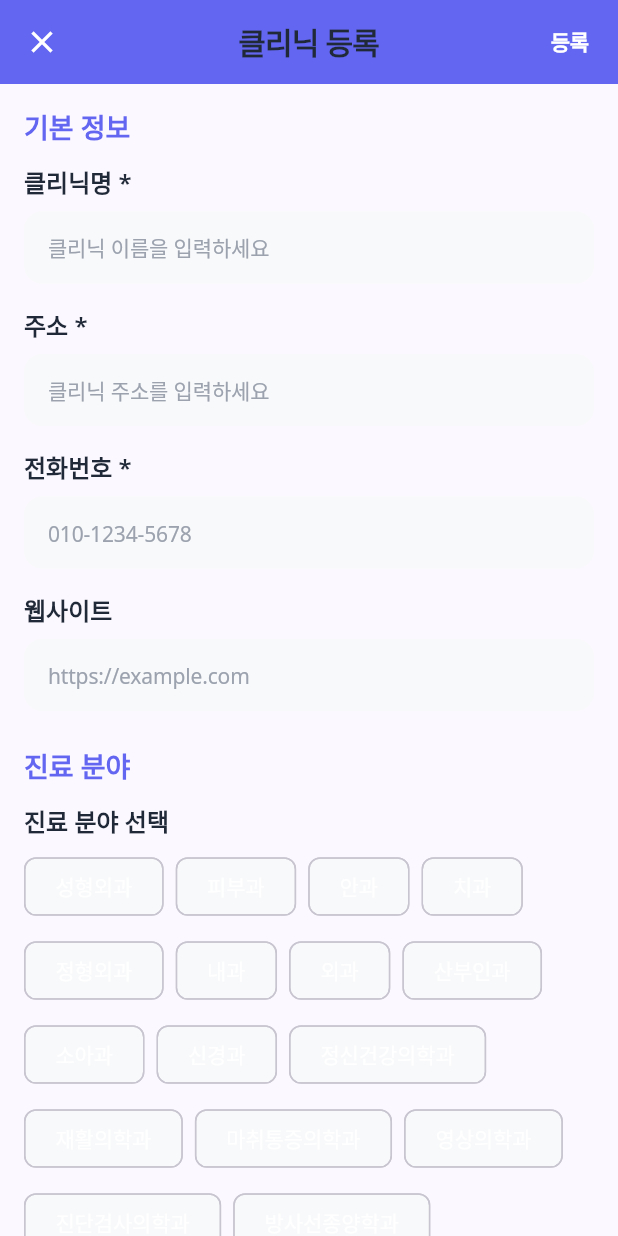
After one commit to ListingFactory/k-medical, a Flutter app: the LandingScreen screen opened directly, scrolled down 576 dp, after a tap on "Register Clinic", on a phone screen of 412 x 824 dp. The commit adds this screen. Run offline on Flutter 3.47's test engine with Material 3 defaults, Android fonts, the phone set to English and light mode, and no system bars; our stand-ins replace carousel_slider, cloud_firestore, firebase_auth, firebase_core, firebase_messaging, firebase_storage and 8 more; accounts and stored records are empty; network calls fail.

Commit message:
feat: add clinic registration form and backend API
- Add clinic_form_screen.dart with comprehensive form UI
- Add clinic_service.dart for backend API communication
- Add clinic registration API endpoints in businesses.ts
- Update landing_screen.dart with FloatingActionButton for clinic registration
- Add form validation and image upload functionality
- Support for multiple specialties selection
- Backend API for clinic CRUD operations

```diff
--- /dev/null
+++ b/frontend/lib/presentation/screens/clinic_form_screen.dart
@@ -0,0 +1,408 @@
+import 'package:flutter/material.dart';
+import 'package:image_picker/image_picker.dart';
+import 'dart:io';
+import '../../core/constants/app_colors.dart';
+import '../../core/services/clinic_service.dart';
+
+class ClinicFormScreen extends StatefulWidget {
+  const ClinicFormScreen({super.key});
+
+  @override
+  State<ClinicFormScreen> createState() => _ClinicFormScreenState();
+}
+
+class _ClinicFormScreenState extends State<ClinicFormScreen> {
+  final _formKey = GlobalKey<FormState>();
+  final _nameController = TextEditingController();
+  final _addressController = TextEditingController();
+  final _phoneController = TextEditingController();
+  final _websiteController = TextEditingController();
+  final _descriptionController = TextEditingController();
+  final _specialtiesController = TextEditingController();
+
+  List<String> _selectedSpecialties = [];
+  List<File> _uploadedImages = [];
+  bool _isLoading = false;
+
+  static const List<String> _availableSpecialties = [
+    '성형외과', '피부과', '안과', '치과', '정형외과', '내과', '외과', '산부인과',
+    '소아과', '신경과', '정신건강의학과', '재활의학과', '마취통증의학과',
+    '영상의학과', '진단검사의학과', '방사선종양학과', '응급의학과'
+  ];
+
+  @override
+  void dispose() {
+    _nameController.dispose();
+    _addressController.dispose();
+    _phoneController.dispose();
+    _websiteController.dispose();
+    _descriptionController.dispose();
+    _specialtiesController.dispose();
+    super.dispose();
+  }
+
+  @override
+  Widget build(BuildContext context) {
+    return Scaffold(
+      appBar: AppBar(
+        title: const Text('클리닉 등록'),
+        backgroundColor: AppColors.primary,
+        foregroundColor: Colors.white,
+        actions: [
+          TextButton(
+            onPressed: _isLoading ? null : _submitForm,
+            child: _isLoading
+              ? const SizedBox(
+                  width: 16,
+                  height: 16,
+                  child: CircularProgressIndicator(color: Colors.white, strokeWidth: 2),
+                )
+              : const Text('등록', style: TextStyle(color: Colors.white)),
+          ),
+        ],
+      ),
+      body: Form(
+        key: _formKey,
+        child: ListView(
+          padding: const EdgeInsets.all(16),
+          children: [
+            _buildSectionTitle('기본 정보'),
+            _buildTextField(
+              controller: _nameController,
+              label: '클리닉명 *',
+              hint: '클리닉 이름을 입력하세요',
+              validator: (value) {
+                if (value == null || value.isEmpty) {
+                  return '클리닉명을 입력해주세요';
+                }
+                return null;
+              },
+            ),
+            const SizedBox(height: 16),
+            _buildTextField(
+              controller: _addressController,
+              label: '주소 *',
+              hint: '클리닉 주소를 입력하세요',
+              validator: (value) {
+                if (value == null || value.isEmpty) {
+                  return '주소를 입력해주세요';
+                }
+                return null;
+              },
+            ),
+            const SizedBox(height: 16),
+            _buildTextField(
+              controller: _phoneController,
+              label: '전화번호 *',
+              hint: '010-1234-5678',
+              keyboardType: TextInputType.phone,
+              validator: (value) {
+                if (value == null || value.isEmpty) {
+                  return '전화번호를 입력해주세요';
+                }
+                if (!RegExp(r'^[0-9-]+$').hasMatch(value)) {
+                  return '올바른 전화번호 형식을 입력해주세요';
+                }
+                return null;
+              },
+            ),
+            const SizedBox(height: 16),
+            _buildTextField(
+              controller: _websiteController,
+              label: '웹사이트',
+              hint: 'https://example.com',
+              keyboardType: TextInputType.url,
+            ),
+            const SizedBox(height: 24),
+            _buildSectionTitle('진료 분야'),
+            _buildSpecialtiesSelector(),
+            const SizedBox(height: 24),
+            _buildSectionTitle('클리닉 소개'),
+            _buildTextField(
+              controller: _descriptionController,
+              label: '소개글',
+              hint: '클리닉에 대한 소개를 작성해주세요',
+              maxLines: 4,
+            ),
+            const SizedBox(height: 24),
+            _buildSectionTitle('이미지 업로드'),
+            _buildImageUploader(),
+            const SizedBox(height: 32),
+          ],
+        ),
+      ),
+    );
+  }
+
+  Widget _buildSectionTitle(String title) {
+    return Padding(
+      padding: const EdgeInsets.only(bottom: 12),
+      child: Text(
+        title,
+        style: const TextStyle(
+          fontSize: 18,
+          fontWeight: FontWeight.bold,
+          color: AppColors.primary,
+        ),
+      ),
+    );
+  }
+
+  Widget _buildTextField({
+    required TextEditingController controller,
+    required String label,
+    required String hint,
+    TextInputType? keyboardType,
+    int maxLines = 1,
+    String? Function(String?)? validator,
+  }) {
+    return Column(
+      crossAxisAlignment: CrossAxisAlignment.start,
+      children: [
+        Text(
+          label,
+          style: const TextStyle(
+            fontSize: 16,
+            fontWeight: FontWeight.w600,
+          ),
+        ),
+        const SizedBox(height: 8),
+        TextFormField(
+          controller: controller,
+          keyboardType: keyboardType,
+          maxLines: maxLines,
+          validator: validator,
+          decoration: InputDecoration(
+            hintText: hint,
+            border: OutlineInputBorder(
+              borderRadius: BorderRadius.circular(8),
+            ),
+            contentPadding: const EdgeInsets.symmetric(horizontal: 12, vertical: 12),
+          ),
+        ),
+      ],
+    );
+  }
+
+  Widget _buildSpecialtiesSelector() {
+    return Column(
+      crossAxisAlignment: CrossAxisAlignment.start,
+      children: [
+        const Text(
+          '진료 분야 선택',
+          style: TextStyle(
+            fontSize: 16,
+            fontWeight: FontWeight.w600,
+          ),
+        ),
+        const SizedBox(height: 8),
+        Wrap(
+          spacing: 8,
+          runSpacing: 8,
+          children: _availableSpecialties.map((specialty) {
+            final isSelected = _selectedSpecialties.contains(specialty);
+            return FilterChip(
+              label: Text(specialty),
+              selected: isSelected,
+              onSelected: (selected) {
+                setState(() {
+                  if (selected) {
+                    _selectedSpecialties.add(specialty);
+                  } else {
+                    _selectedSpecialties.remove(specialty);
+                  }
+                });
+              },
+              selectedColor: AppColors.primary.withOpacity(0.2),
+              checkmarkColor: AppColors.primary,
+            );
+          }).toList(),
+        ),
+        if (_selectedSpecialties.isNotEmpty) ...[
+          const SizedBox(height: 12),
+          Text(
+            '선택된 분야: ${_selectedSpecialties.join(', ')}',
+            style: const TextStyle(
+              fontSize: 14,
+              color: Colors.grey,
+            ),
+          ),
+        ],
+      ],
+    );
+  }
+
+  Widget _buildImageUploader() {
+    return Column(
+      crossAxisAlignment: CrossAxisAlignment.start,
+      children: [
+        const Text(
+          '클리닉 이미지 (최대 5장)',
+          style: TextStyle(
+            fontSize: 16,
+            fontWeight: FontWeight.w600,
+          ),
+        ),
+        const SizedBox(height: 8),
+        if (_uploadedImages.isNotEmpty) ...[
+          SizedBox(
+            height: 120,
+            child: ListView.builder(
+              scrollDirection: Axis.horizontal,
+              itemCount: _uploadedImages.length,
+              itemBuilder: (context, index) {
+                return Padding(
+                  padding: const EdgeInsets.only(right: 8),
+                  child: Stack(
+                    children: [
+                      ClipRRect(
+                        borderRadius: BorderRadius.circular(8),
+                        child: Image.file(
+                          _uploadedImages[index],
+                          width: 120,
+                          height: 120,
+                          fit: BoxFit.cover,
+                        ),
+                      ),
+                      Positioned(
+                        top: 4,
+                        right: 4,
+                        child: GestureDetector(
+                          onTap: () {
+                            setState(() {
+                              _uploadedImages.removeAt(index);
+                            });
+                          },
+                          child: Container(
+                            padding: const EdgeInsets.all(4),
+                            decoration: const BoxDecoration(
+                              color: Colors.red,
+                              shape: BoxShape.circle,
+                            ),
+                            child: const Icon(
+                              Icons.close,
+                              color: Colors.white,
+                              size: 16,
+                            ),
+                          ),
+                        ),
+                      ),
+                    ],
+                  ),
+                );
+              },
+            ),
+          ),
+          const SizedBox(height: 12),
+        ],
+        if (_uploadedImages.length < 5) ...[
+          ElevatedButton.icon(
+            onPressed: _pickImage,
+            icon: const Icon(Icons.add_photo_alternate),
+            label: const Text('이미지 추가'),
+            style: ElevatedButton.styleFrom(
+              backgroundColor: AppColors.primary,
+              foregroundColor: Colors.white,
+            ),
+          ),
+        ],
+      ],
+    );
+  }
+
+  Future<void> _pickImage() async {
+    final ImagePicker picker = ImagePicker();
+    final XFile? image = await picker.pickImage(
+      source: ImageSource.gallery,
+      maxWidth: 1024,
+      maxHeight: 1024,
+      imageQuality: 80,
+    );
+
+    if (image != null) {
+      setState(() {
+        _uploadedImages.add(File(image.path));
+      });
+    }
+  }
+
+  Future<void> _submitForm() async {
+    if (!_formKey.currentState!.validate()) {
+      return;
+    }
+
+    if (_selectedSpecialties.isEmpty) {
+      ScaffoldMessenger.of(context).showSnackBar(
+        const SnackBar(content: Text('진료 분야를 하나 이상 선택해주세요')),
+      );
+      return;
+    }
+
+    setState(() {
+      _isLoading = true;
+    });
+
+    try {
+      // 이미지 업로드 (Firebase Storage)
+      final uploadedImageUrls = await ClinicService.uploadImages(_uploadedImages);
+
+      // 폼 데이터 수집
+      final clinicData = {
+        'name': _nameController.text,
+        'address': _addressController.text,
+        'phone': _phoneController.text,
+        'website': _websiteController.text.isNotEmpty ? _websiteController.text : null,
+        'description': _descriptionController.text.isNotEmpty ? _descriptionController.text : null,
+        'specialties': _selectedSpecialties,
+        'images': uploadedImageUrls,
+        'status': 'pending', // 승인 대기 상태
+      };
+
+      // 데이터 검증
+      final validation = ClinicService.validateClinicData(clinicData);
+      if (!validation['isValid']) {
+        ScaffoldMessenger.of(context).showSnackBar(
+          SnackBar(content: Text('입력 오류: ${validation['errors'].join(', ')}')),
+        );
+        return;
+      }
+
+      // 백엔드 API 호출
+      final result = await ClinicService.registerClinic(clinicData);
+
+      if (result['success']) {
+        if (mounted) {
+          ScaffoldMessenger.of(context).showSnackBar(
+            SnackBar(
+              content: Text(result['message'] ?? '클리닉이 성공적으로 등록되었습니다'),
+              backgroundColor: Colors.green,
+            ),
+          );
+          Navigator.of(context).pop(result['data']);
+        }
+      } else {
+        if (mounted) {
+          ScaffoldMessenger.of(context).showSnackBar(
+            SnackBar(
+              content: Text(result['message'] ?? '클리닉 등록에 실패했습니다'),
+              backgroundColor: Colors.red,
+            ),
+          );
+        }
+      }
+    } catch (e) {
+      if (mounted) {
+        ScaffoldMessenger.of(context).showSnackBar(
+          SnackBar(
+            content: Text('오류가 발생했습니다: $e'),
+            backgroundColor: Colors.red,
+          ),
+        );
+      }
+    } finally {
+      setState(() {
+        _isLoading = false;
+      });
+    }
+  }
+}
--- a/frontend/lib/presentation/screens/landing_screen.dart
+++ b/frontend/lib/presentation/screens/landing_screen.dart
@@ -1,11 +1,13 @@
 import 'package:flutter/material.dart';
 import 'package:carousel_slider/carousel_slider.dart';
+import 'package:provider/provider.dart';
 import 'package:url_launcher/url_launcher.dart';
 import 'package:share_plus/share_plus.dart';
 import '../../core/constants/app_colors.dart';
 import '../../core/services/location_service.dart';
 import '../../data/models/clinic.dart';
 import '../widgets/global_layout.dart';
+import 'clinic_form_screen.dart';
 
 class LandingScreen extends StatefulWidget {
   final Clinic? clinic;
@@ -32,6 +34,8 @@ class _LandingScreenState extends State<LandingScreen> {
   static const double _clinicLng = 127.0276;
   static const String _clinicAddressEn = 'Gangnam-gu, Seoul, South Korea';
   double? _distanceKm; // when location is available
+  // 권한: 관리자/병원회원만 폼 진입 가능 (실제 앱에서는 로그인/권한 시스템과 연결)
+  bool _canRegisterClinic = true; // TODO: Auth/Role 연동(관리자가 병원회원 권한 부여 시 true)
 
   @override
   void initState() {
@@ -76,6 +80,13 @@ class _LandingScreenState extends State<LandingScreen> {
               child: _buildTopMenu(),
             ),
           ),
+          floatingActionButton: _canRegisterClinic
+              ? FloatingActionButton.extended(
+                  onPressed: _openClinicRegistrationForm,
+                  icon: const Icon(Icons.add_business),
+                  label: const Text('Register Clinic'),
+                )
+              : null,
           body: Column(
             crossAxisAlignment: CrossAxisAlignment.stretch,
             children: [
@@ -2144,4 +2155,22 @@ class _LandingScreenState extends State<LandingScreen> {
       ),
     );
   }
+
+  Future<void> _openClinicRegistrationForm() async {
+    final result = await Navigator.of(context).push<Map<String, dynamic>>(
+      MaterialPageRoute(
+        builder: (_) => const ClinicFormScreen(),
+        fullscreenDialog: true,
+      ),
+    );
+    if (result != null && mounted) {
+      // TODO: 백엔드/Firestore에 업로드 로직 연결
+      ScaffoldMessenger.of(context).showSnackBar(
+        const SnackBar(content: Text('Clinic draft collected. (Connect backend next)')),
+      );
+      // 디버그 출력
+      // ignore: avoid_print
+      print('ClinicDraft JSON: $result');
+    }
+  }
 }
```
Also changed, not shown: frontend/lib/core/services/clinic_service.dart (added, +217 -0 lines), 3 other files.
